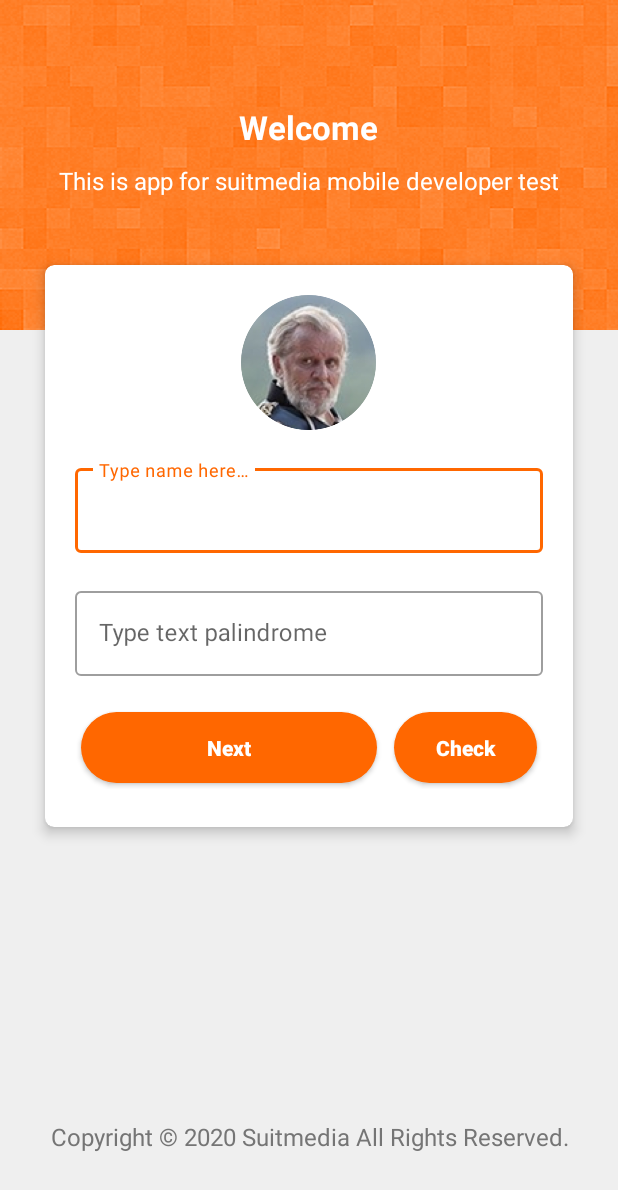
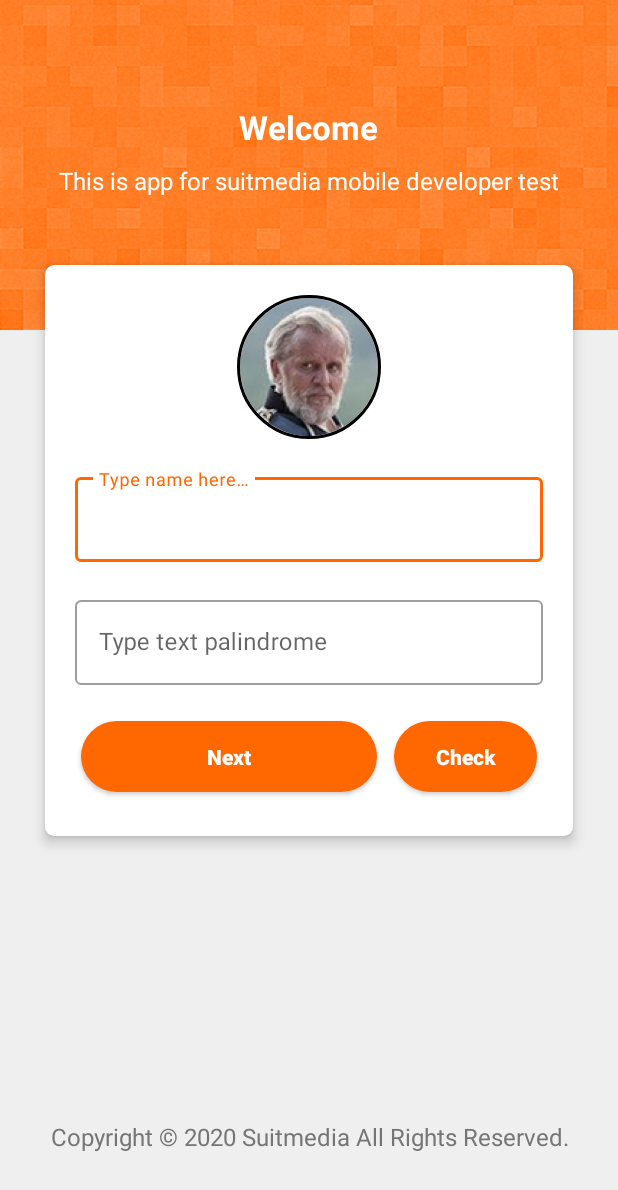
Before and after one commit to dyanzzz/Screening, an Android app: the screen it shows after launch (MainActivity), on a phone screen of 412 x 824 dp. Shown: the top 1190 px of the screen. Run offline under Robolectric (Android 15) with nearby library versions, the phone set to English and light mode, and no system bars; our stand-ins replace CircleImageView, Dagger/Hilt's generated code, Timber, data binding; libraries missing offline, so code that uses them is left out: com.facebook.stetho, com.orhanobut.hawk; 2 statements that could not run were skipped.

Commit message:
Implement feature capture image using camera intent add de.hdodenhof:circleimageview to create image roundded add snackbarcustom

```diff
--- a/app/build.gradle
+++ b/app/build.gradle
@@ -90,6 +90,7 @@ dependencies {
     implementation "com.balysv:material-ripple:1.0.2"                   // ripple effect
     implementation 'androidx.multidex:multidex:2.0.1'
     implementation 'com.github.bumptech.glide:glide:4.11.0'             // image loader
+    implementation 'de.hdodenhof:circleimageview:3.1.0'
     implementation 'com.wdullaer:materialdatetimepicker:4.2.3'          // date & time picker
     implementation "com.mikhaellopez:circularimageview:4.3.0"           // circle image view
     implementation "com.orhanobut:hawk:2.0.1"                           // Secure, simple key-value storage for android
--- /dev/null
+++ b/app/src/main/res/drawable/ic_close.xml
@@ -0,0 +1,9 @@
+<vector xmlns:android="http://schemas.android.com/apk/res/android"
+        android:width="24dp"
+        android:height="24dp"
+        android:viewportWidth="24.0"
+        android:viewportHeight="24.0">
+    <path
+        android:fillColor="#FFFFFFFF"
+        android:pathData="M19,6.41L17.59,5 12,10.59 6.41,5 5,6.41 10.59,12 5,17.59 6.41,19 12,13.41 17.59,19 19,17.59 13.41,12z"/>
+</vector>
--- /dev/null
+++ b/app/src/main/res/drawable/ic_error_outline.xml
@@ -0,0 +1,9 @@
+<vector xmlns:android="http://schemas.android.com/apk/res/android"
+        android:width="24dp"
+        android:height="24dp"
+        android:viewportWidth="24.0"
+        android:viewportHeight="24.0">
+    <path
+        android:fillColor="#FFFFFFFF"
+        android:pathData="M11,15h2v2h-2zM11,7h2v6h-2zM11.99,2C6.47,2 2,6.48 2,12s4.47,10 9.99,10C17.52,22 22,17.52 22,12S17.52,2 11.99,2zM12,20c-4.42,0 -8,-3.58 -8,-8s3.58,-8 8,-8 8,3.58 8,8 -3.58,8 -8,8z"/>
+</vector>
--- a/app/src/main/res/layout/fragment_home.xml
+++ b/app/src/main/res/layout/fragment_home.xml
@@ -60,13 +60,14 @@
                 android:orientation="vertical"
                 android:padding="@dimen/spacing_mlarge">
 
-                <ImageView
-                    android:layout_width="90dp"
-                    android:layout_height="90dp"
+                <de.hdodenhof.circleimageview.CircleImageView
+                    android:id="@+id/profile_image"
+                    android:layout_width="96dp"
+                    android:layout_height="96dp"
                     android:layout_gravity="center_horizontal"
                     android:layout_marginBottom="@dimen/spacing_mlarge"
                     android:src="@drawable/img_avatar"
-                    android:contentDescription="@string/app_name" />
+                    app:civ_border_width="2dp"/>
 
                 <com.google.android.material.textfield.TextInputLayout
                     android:id="@+id/name"
```
Also changed, not shown: app/src/main/java/com/suitmedia/screeningtest/features/screenone/HomeFragment.kt (+86 -0 lines), app/src/main/java/com/suitmedia/screeningtest/utils/SnackBarCustom.kt (added, +43 -0 lines), app/src/main/res/layout/snackbar_icon_text.xml (added, +74 -0 lines).
